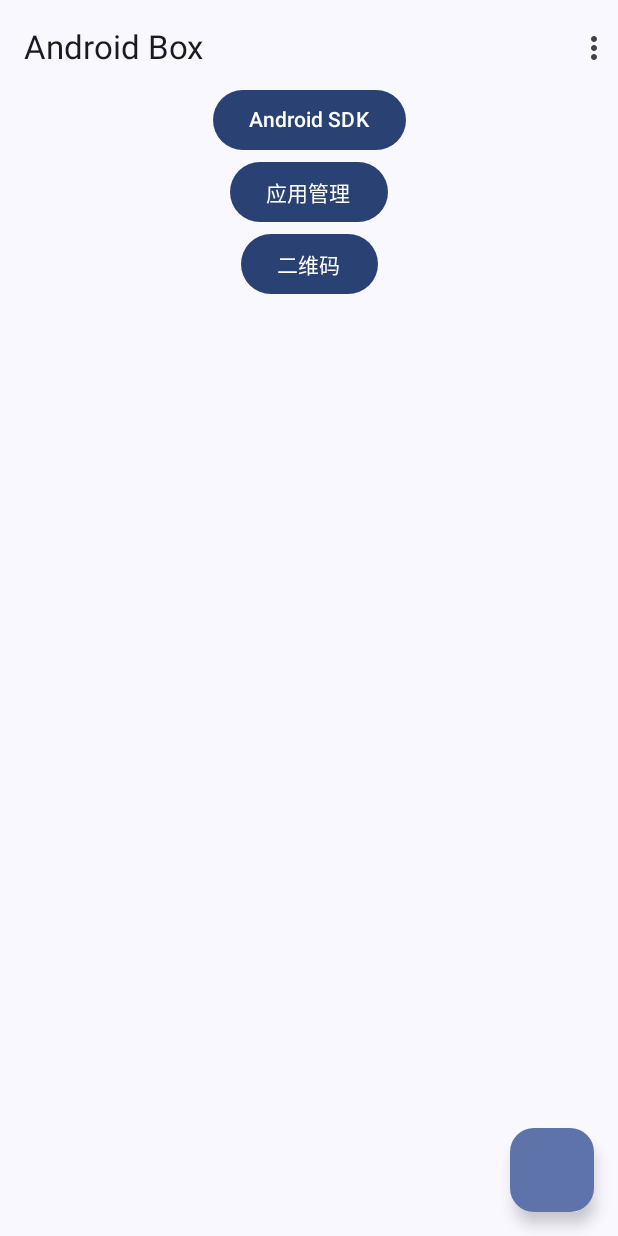
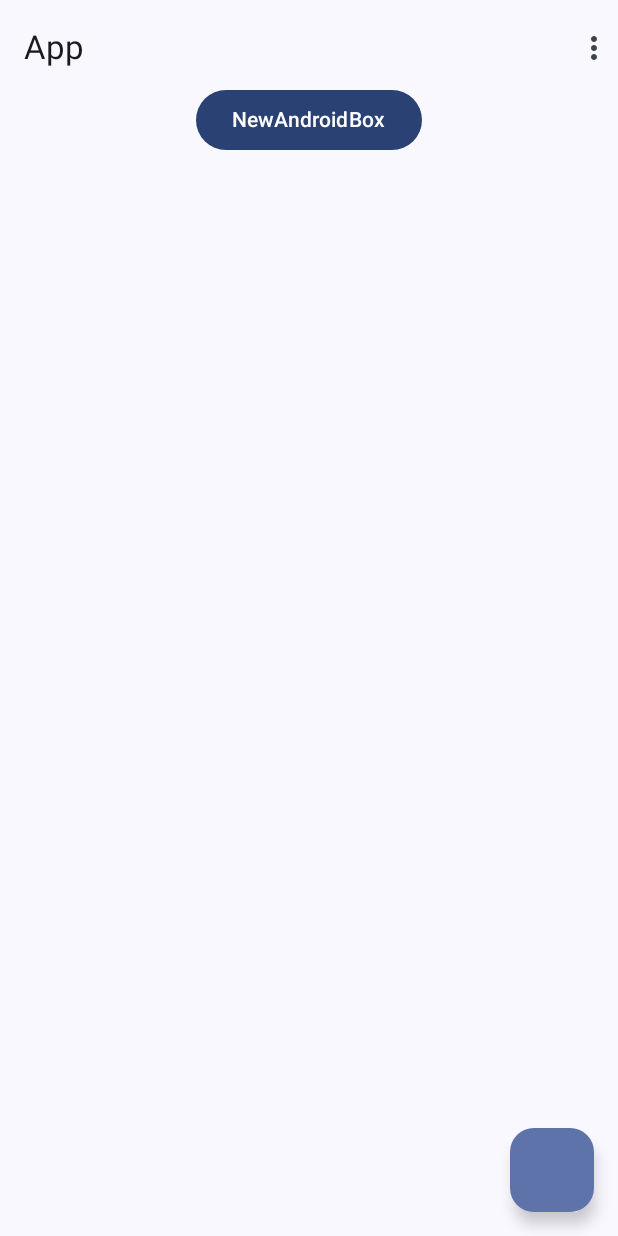
Before and after one commit to zhihaofans/NewAndroidBox, an Android app built with Jetpack Compose: the screen it shows after launch (MainActivity before the commit, AppActivity after it), after a tap on "应用管理", on a phone screen of 412 x 824 dp. Run offline under Robolectric (Android 15) with nearby library versions, the phone set to English and light mode, and no system bars; libraries missing offline, so code that uses them is left out: com.orhanobut.logger, io.zhihao.library; 6 statements that could not run were skipped.

Commit message:
新增查看已安装APP

```diff
--- a/app/build.gradle.kts
+++ b/app/build.gradle.kts
@@ -60,11 +60,13 @@ dependencies {
     implementation("androidx.compose.ui:ui-tooling-preview")
     implementation("androidx.compose.material3:material3")
     implementation(platform("androidx.compose:compose-bom:2023.03.00"))
+    implementation(platform("androidx.compose:compose-bom:2023.03.00"))
     testImplementation("junit:junit:4.13.2")
     androidTestImplementation("androidx.test.ext:junit:1.1.5")
     androidTestImplementation("androidx.test.espresso:espresso-core:3.5.1")
     androidTestImplementation(platform("androidx.compose:compose-bom:2023.03.00"))
     androidTestImplementation("androidx.compose.ui:ui-test-junit4")
+    androidTestImplementation(platform("androidx.compose:compose-bom:2023.03.00"))
     androidTestImplementation(platform("androidx.compose:compose-bom:2023.03.00"))
     debugImplementation("androidx.compose.ui:ui-tooling")
     debugImplementation("androidx.compose.ui:ui-test-manifest")
--- a/app/src/main/AndroidManifest.xml
+++ b/app/src/main/AndroidManifest.xml
@@ -2,6 +2,7 @@
 <manifest xmlns:android="http://schemas.android.com/apk/res/android"
     xmlns:tools="http://schemas.android.com/tools">
 
+    <permission android:name="QUERY_ALL_PACKAGES" />
     <application
         android:name=".App"
         android:allowBackup="true"
@@ -13,6 +14,11 @@
         android:supportsRtl="true"
         android:theme="@style/Theme.NewAndroidBox"
         tools:targetApi="31">
+        <activity
+            android:name=".view.AppActivity"
+            android:exported="false"
+            android:label="@string/title_activity_app"
+            android:theme="@style/Theme.NewAndroidBox" />
         <activity
             android:name=".view.QrcodeActivity"
             android:exported="false"
--- /dev/null
+++ b/app/src/main/java/me/zzhhoo/newandroidbox/view/AppActivity.kt
@@ -0,0 +1,170 @@
+package me.zzhhoo.newandroidbox.view
+
+import android.annotation.SuppressLint
+import android.content.pm.ApplicationInfo
+import android.content.pm.PackageManager
+import android.os.Build
+import android.os.Bundle
+import android.widget.Toast
+import androidx.activity.ComponentActivity
+import androidx.activity.compose.setContent
+import androidx.compose.foundation.layout.Arrangement
+import androidx.compose.foundation.layout.Column
+import androidx.compose.foundation.layout.Spacer
+import androidx.compose.foundation.layout.fillMaxWidth
+import androidx.compose.foundation.layout.padding
+import androidx.compose.foundation.layout.requiredHeight
+import androidx.compose.foundation.lazy.LazyColumn
+import androidx.compose.foundation.lazy.items
+import androidx.compose.material.icons.Icons
+import androidx.compose.material.icons.filled.MoreVert
+import androidx.compose.material.icons.filled.Search
+import androidx.compose.material3.Button
+import androidx.compose.material3.ExperimentalMaterial3Api
+import androidx.compose.material3.FloatingActionButton
+import androidx.compose.material3.Icon
+import androidx.compose.material3.MaterialTheme
+import androidx.compose.material3.Scaffold
+import androidx.compose.material3.Text
+import androidx.compose.material3.TopAppBar
+import androidx.compose.runtime.Composable
+import androidx.compose.ui.Alignment
+import androidx.compose.ui.Modifier
+import androidx.compose.ui.layout.layoutId
+import androidx.compose.ui.tooling.preview.Preview
+import androidx.compose.ui.unit.dp
+import com.orhanobut.logger.Logger
+import io.zhihao.library.android.kotlinEx.getAppName
+import io.zhihao.library.android.util.AppUtil
+import me.zzhhoo.newandroidbox.R
+import me.zzhhoo.newandroidbox.view.ui.theme.NewAndroidBoxTheme
+
+
+class AppActivity : ComponentActivity() {
+    private var appList = mutableListOf<Map<String, Any>>()
+    override fun onCreate(savedInstanceState: Bundle?) {
+        super.onCreate(savedInstanceState)
+        setContent {
+            init()
+        }
+    }
+
+    @SuppressLint("UnusedMaterial3ScaffoldPaddingParameter")
+    @OptIn(ExperimentalMaterial3Api::class)
+    private fun initView(packs: List<ApplicationInfo>) {
+        setContent {
+            NewAndroidBoxTheme {
+                MaterialTheme {
+                    Scaffold(
+                        Modifier.layoutId("appBar"),
+                        topBar = {
+                            TopAppBar(
+                                modifier = Modifier
+                                    .padding(bottom = 0.dp) // 这里为 TopAppBar 添加上边距
+                                    .fillMaxWidth(),
+                                title = {
+                                    Text(text = getString(R.string.title_activity_app))
+                                },
+                                actions = {
+                                    Icon(
+                                        imageVector = Icons.Default.MoreVert,
+                                        contentDescription = null
+                                    )
+                                },
+                            )
+                        },
+                        floatingActionButton = {
+                            FloatingActionButton(onClick = {
+                                /* TODO:fab按钮 */
+                            }) {
+                                Icons.Default.Search
+                            }
+                        }) {
+
+                    }
+                    Spacer(modifier = Modifier.requiredHeight(10.dp))
+                    Column(
+                        modifier = Modifier
+                            .padding(top = 56.dp) // 这里为 内容 添加上边距，与TopAppBar隔开
+                            .fillMaxWidth(),
+                        verticalArrangement = Arrangement.Center,
+                        horizontalAlignment = Alignment.CenterHorizontally
+                    ) {
+                        getListView(list = packs.map { it.loadLabel(packageManager).toString() })
+                    }
+                }
+            }
+        }
+    }
+
+    private fun showToast(text: String) {
+        Toast.makeText(this@AppActivity, text, Toast.LENGTH_SHORT).show()
+    }
+
+
+    @Composable
+    private fun getButton(id: String, title: String?, onClick: () -> Unit) {
+        Button(modifier = Modifier.layoutId(id),
+            onClick = { onClick.invoke() }
+        ) {
+            Logger.d(title)
+            Text(title ?: "未知")
+        }
+    }
+
+    @Composable
+    private fun getListView(list: List<String>) {
+        LazyColumn {
+            items(list) { item ->
+                getButton(id = "button_app_${item}", title = item) {
+
+                }
+            }
+        }
+    }
+
+    @SuppressLint("QueryPermissionsNeeded")
+    private fun init() {
+        val pm = packageManager
+        //得到PackageManager对象
+        appList = mutableListOf()
+        Thread {
+            // 排序
+            val packs: List<ApplicationInfo> =
+                if (Build.VERSION.SDK_INT >= Build.VERSION_CODES.TIRAMISU) {
+                    pm.getInstalledApplications(
+                        PackageManager.ApplicationInfoFlags.of(
+                            PackageManager.GET_META_DATA.toLong()
+                        )
+                    )
+                } else {
+                    pm.getInstalledApplications(0)
+                }.sortedBy {
+                    it.loadLabel(pm).toString()
+                }
+            //得到系统 安装的所有程序包的PackageInfo对象
+            Logger.d("appList\nlist------>${packs.size}")
+            packs.map { pi ->
+                val map = hashMapOf<String, Any>()
+                map["icon"] = pi.loadIcon(pm)
+                //图标
+                map["appName"] = pi.loadLabel(pm)
+                //应用名
+                map["packageName"] = pi.packageName
+                map["packageInfo"] = pi
+                //包名
+                if (pi.flags and ApplicationInfo.FLAG_SYSTEM == 0) {
+                    appList.add(map)//如果非系统应用，则添加至appList
+                }/* else if (!onlyUserApp) {
+                    appList.add(map)//如果系统应用，当 onlyUserApp==false 时添加至appList
+
+                }*/
+                pi
+                //循环读取存到HashMap,再增加到ArrayList.一个HashMap就是一项
+            }
+            runOnUiThread {
+                initView(packs)
+            }
+        }.start()
+    }
+}
--- a/app/src/main/java/me/zzhhoo/newandroidbox/view/MainActivity.kt
+++ b/app/src/main/java/me/zzhhoo/newandroidbox/view/MainActivity.kt
@@ -151,7 +151,8 @@ class MainActivity : ComponentActivity() {
             }
         }
         getButton(id = "button_app", title = "应用管理") {
-            showToast("待更新")
+            val navigate = Intent(this@MainActivity, AppActivity::class.java)
+            startActivity(navigate)
         }
         getButton(id = "button_qrcode", title = "二维码") {
             val navigate = Intent(this@MainActivity, QrcodeActivity::class.java)
--- a/app/src/main/res/values/strings.xml
+++ b/app/src/main/res/values/strings.xml
@@ -1,4 +1,5 @@
 <resources>
     <string name="app_name">NewAndroidBox</string>
-    <string name="title_activity_qrcode">QrcodeActivity</string>
+    <string name="title_activity_qrcode">Qrcode</string>
+    <string name="title_activity_app">App</string>
 </resources>
```
Also changed, not shown: 1 other file.
